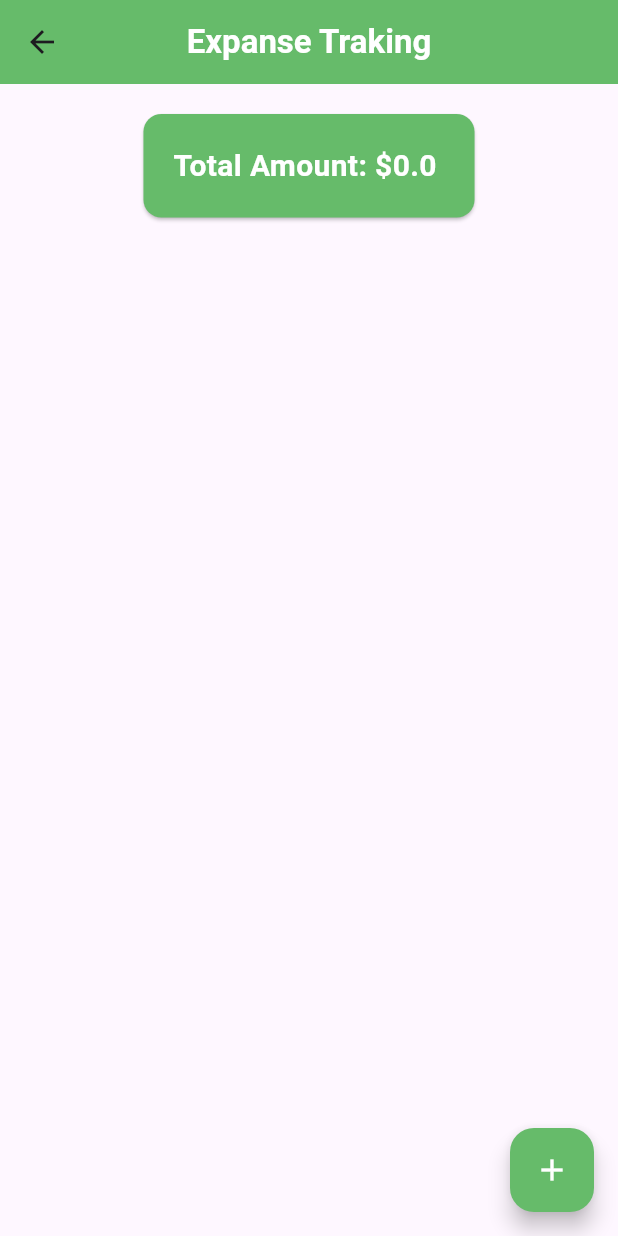
After one commit to AfsanaDev/class_practices, a Flutter app: the Expancetrakingscreen screen opened directly, on a phone screen of 412 x 824 dp. The commit adds this screen. Run offline on Flutter 3.47's test engine with Material 3 defaults, Android fonts, the phone set to English and light mode, and no system bars.

Commit message:
all code for expance traking app

```diff
--- a/lib/main.dart
+++ b/lib/main.dart
@@ -1,3 +1,6 @@
+import 'package:class_practices/pages/expanceTrakingScreen.dart';
+import 'package:class_practices/pages/expanseApp.dart';
+import 'package:class_practices/pages/toDo.dart';
 import 'package:class_practices/pages/waterAppScreen.dart';
 import 'package:flutter/material.dart';
 
@@ -12,7 +15,7 @@ class MyApp extends StatelessWidget {
   @override
   Widget build(BuildContext context) {
     return MaterialApp(
-    home: const WaterAppscreen(),
+    home: ToDo(),
     );
   }
 }
--- /dev/null
+++ b/lib/model/expense.dart
@@ -0,0 +1,11 @@
+class Expense {
+  String title;
+  double amount;
+  DateTime date;
+  String category;
+  Expense({
+    required this.title,
+    required this.amount,
+    required this.date,
+    required this.category});
+}
--- /dev/null
+++ b/lib/pages/expanceTrakingScreen.dart
@@ -0,0 +1,106 @@
+import 'package:class_practices/model/expense.dart';
+import 'package:flutter/material.dart';
+
+class Expancetrakingscreen extends StatefulWidget {
+  const Expancetrakingscreen({super.key});
+
+  @override
+  State<Expancetrakingscreen> createState() => _ExpancetrakingscreenState();
+}
+
+class _ExpancetrakingscreenState extends State<Expancetrakingscreen> {
+
+  final List<Expense> _expanse =[];
+  final List<String> _categorys=[
+    'Food',
+    'Transport',
+    'Health',
+    'Entertainment',
+    'Shopping',
+    'Bills',
+    'Others'
+  ];
+  double _totalAmount=0.0;
+
+  void _showForm(BuildContext context){
+    TextEditingController titleController = TextEditingController();
+    TextEditingController amountController = TextEditingController();
+
+
+    showBottomSheet(context: context,
+    builder: (_){
+    return Column(
+      children: [
+        TextField(
+
+          controller: titleController,
+          decoration: InputDecoration(
+            labelText: 'Amount'),
+          ),
+
+      ],
+    );
+    });
+  }
+
+  @override
+  Widget build(BuildContext context) {
+    return Scaffold(
+      appBar: AppBar(
+        backgroundColor: Colors.green.shade400,
+        title: Text("Expanse Traking",
+        style: TextStyle(color: Colors.white,
+         fontWeight: FontWeight.w600),),
+        centerTitle: true,
+      ),
+
+      body: Column(
+        children: [
+          Center(
+            child: Card(
+              color: Colors.green.shade400,
+              margin: EdgeInsets.all(20),
+              child: Padding(
+                padding: const EdgeInsets.all(20.0),
+                child: Text('Total Amount: \$${_totalAmount} ',
+                style: TextStyle(
+                  fontSize: 20,
+                  fontWeight: FontWeight.w600,
+                  color: Colors.white
+                ),),
+              ),
+            ),
+          ),
+          Expanded(
+            child: ListView.builder(
+              itemCount:_expanse.length ,
+              itemBuilder: (context,index){
+                return Card(
+                  child: ListTile(
+                    leading: CircleAvatar(
+                      backgroundColor: Colors.green.shade400,
+                      radius: 30,
+                      child: Text(_expanse[index].category),),
+
+                    title: Text(_expanse[index].title),
+                    subtitle: Text(_expanse[index].date.toString()),
+                    //subtitle: Text(DateFormat.yMMMd().format(_expanse[index].date)),
+                    trailing: Text('${_expanse[index].amount.toString()}'),
+
+
+
+                    ),
+                );
+              }),
+          )
+        ],
+      ),
+
+      floatingActionButton: FloatingActionButton(
+        backgroundColor: Colors.green.shade400,
+        onPressed: ()=>_showForm(context),
+        child: Icon(Icons.add,color: Colors.white,),
+    ),
+    );
+  }
+}
--- a/pubspec.yaml
+++ b/pubspec.yaml
@@ -35,6 +35,7 @@ dependencies:
   # The following adds the Cupertino Icons font to your application.
   # Use with the CupertinoIcons class for iOS style icons.
   cupertino_icons: ^1.0.8
+  intl: ^0.17.0
 
 dev_dependencies:
   flutter_test:
```
Also changed, not shown: lib/pages/expanseApp.dart (added, +229 -0 lines), pubspec.lock.
